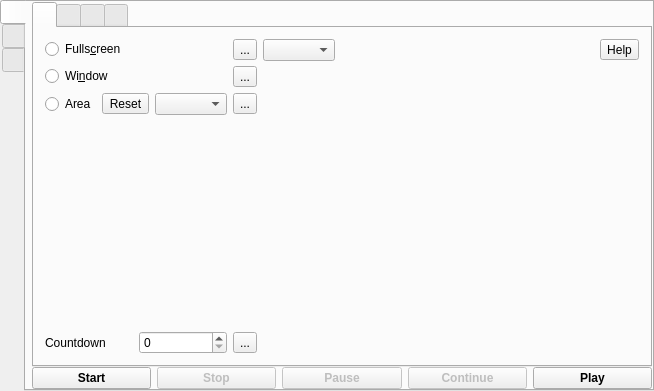
vkohaupt/vokoscreenNG, file mainwindow.ui: the form before one commit.
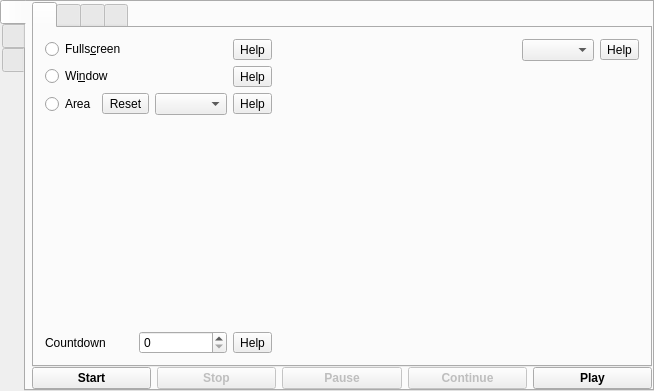
The form after the commit. Icons and pictures are not drawn.

The edit to the form file:
```diff
--- a/mainwindow.ui
+++ b/mainwindow.ui
@@ -125,7 +125,7 @@
                 <item>
                  <widget class="QToolButton" name="toolButton">
                   <property name="text">
-                   <string>...</string>
+                   <string>Help</string>
                   </property>
                  </widget>
                 </item>
@@ -143,7 +143,7 @@
                 <item>
                  <widget class="QToolButton" name="toolButton_2">
                   <property name="text">
-                   <string>...</string>
+                   <string>Help</string>
                   </property>
                  </widget>
                 </item>
@@ -178,7 +178,7 @@
                 <item>
                  <widget class="QToolButton" name="toolButton_3">
                   <property name="text">
-                   <string>...</string>
+                   <string>Help</string>
                   </property>
                  </widget>
                 </item>
@@ -215,7 +215,7 @@
                 <item>
                  <widget class="QToolButton" name="toolButtonHelpCountdown">
                   <property name="text">
-                   <string>...</string>
+                   <string>Help</string>
                   </property>
                  </widget>
                 </item>
@@ -223,33 +223,6 @@
               </item>
              </layout>
             </item>
-            <item>
-             <layout class="QVBoxLayout" name="verticalLayout_5">
-              <item>
-               <widget class="QComboBox" name="comboBoxScreen">
-                <property name="sizePolicy">
-                 <sizepolicy hsizetype="Minimum" vsizetype="Fixed">
-                  <horstretch>0</horstretch>
-                  <verstretch>0</verstretch>
-                 </sizepolicy>
-                </property>
-               </widget>
-              </item>
-              <item>
-               <spacer name="verticalSpacer_10">
-                <property name="orientation">
-                 <enum>Qt::Vertical</enum>
-                </property>
-                <property name="sizeHint" stdset="0">
-                 <size>
-                  <width>20</width>
-                  <height>40</height>
-                 </size>
-                </property>
-               </spacer>
-              </item>
-             </layout>
-            </item>
             <item>
              <layout class="QVBoxLayout" name="verticalLayout_13">
               <item>
@@ -268,19 +241,33 @@
              </layout>
             </item>
             <item>
-             <layout class="QVBoxLayout" name="verticalLayout_7">
+             <layout class="QVBoxLayout" name="verticalLayout_5">
               <item>
-               <widget class="QToolButton" name="toolButtonScreenHelp">
-                <property name="toolTip">
-                 <string notr="true"/>
-                </property>
-                <property name="text">
-                 <string notr="true">Help</string>
-                </property>
-               </widget>
+               <layout class="QHBoxLayout" name="horizontalLayout_32">
+                <item>
+                 <widget class="QComboBox" name="comboBoxScreen">
+                  <property name="sizePolicy">
+                   <sizepolicy hsizetype="Minimum" vsizetype="Fixed">
+                    <horstretch>0</horstretch>
+                    <verstretch>0</verstretch>
+                   </sizepolicy>
+                  </property>
+                 </widget>
+                </item>
+                <item>
+                 <widget class="QToolButton" name="toolButtonScreenHelp">
+                  <property name="toolTip">
+                   <string notr="true"/>
+                  </property>
+                  <property name="text">
+                   <string notr="true">Help</string>
+                  </property>
+                 </widget>
+                </item>
+               </layout>
               </item>
               <item>
-               <spacer name="verticalSpacer">
+               <spacer name="verticalSpacer_8">
                 <property name="orientation">
                  <enum>Qt::Vertical</enum>
                 </property>
```
